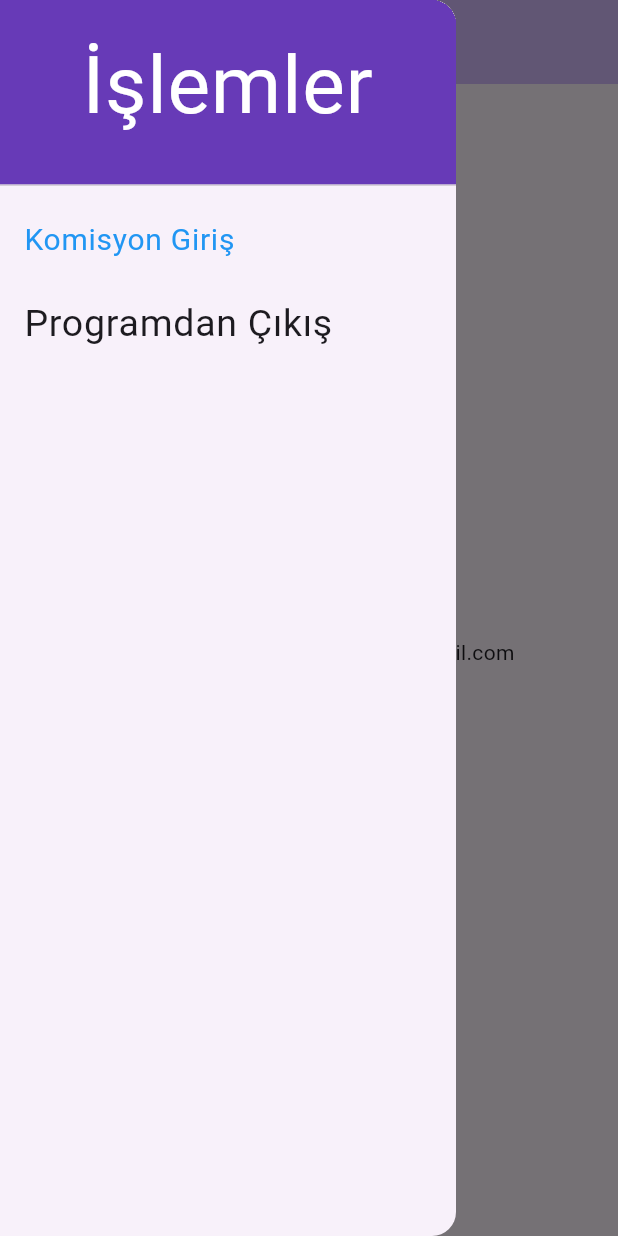
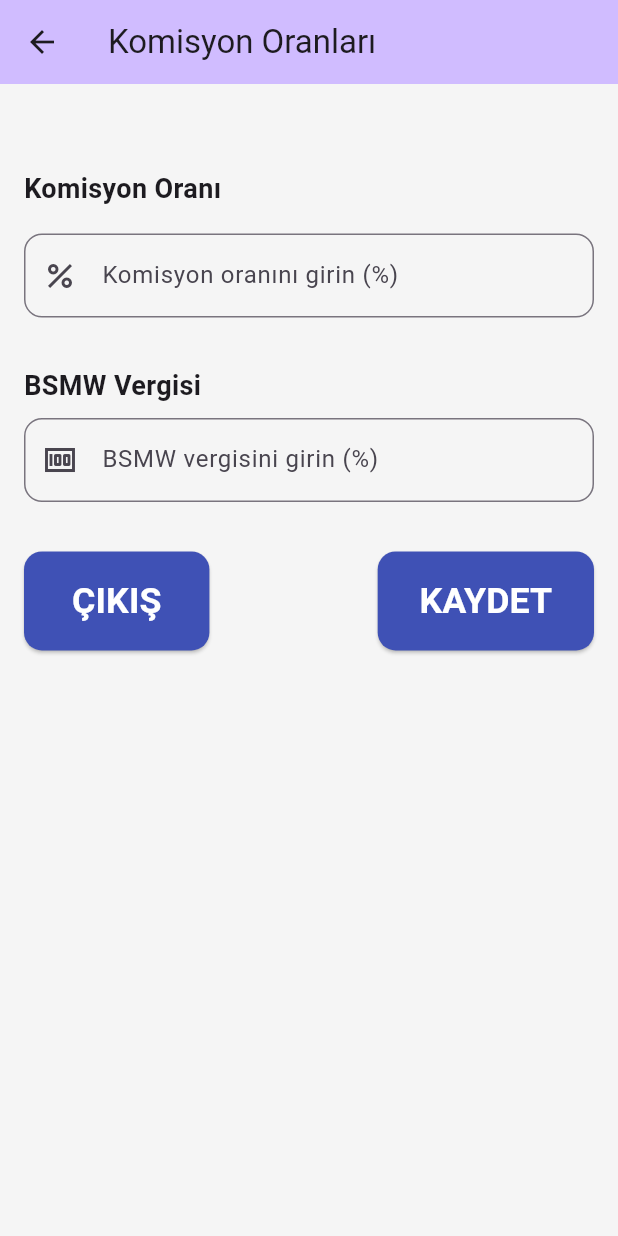
Before and after one commit to ozcakirh/miniborsacep, a Flutter app: the screen it shows after launch, in the side drawer, after a tap on "Komisyon Giriş", on a phone screen of 412 x 824 dp. Run offline on Flutter 3.47's test engine with Material 3 defaults, Android fonts, the phone set to English and light mode, and no system bars; our stand-ins replace sizer, sqflite; accounts and stored records are empty.

Commit message:
db ye kayıt

```diff
--- a/lib/main.dart
+++ b/lib/main.dart
@@ -2,6 +2,8 @@ import 'dart:io';
 
 import 'package:flutter/material.dart';
 import 'package:sizer/sizer.dart';
+
+import 'surecler/parametretanimlari.dart';
 
 void main() {
   //Brnch_ilkDemo : 17.01.2025 22:47
@@ -17,11 +19,17 @@ class MyApp extends StatelessWidget {
     return MaterialApp(
       title: 'Mini Borsa Cep',
       debugShowCheckedModeBanner: false, // Debug Yazısını Kaldırır.
+      // theme: ThemeData(
+      //   colorScheme: ColorScheme.fromSeed(seedColor: Colors.deepPurple),
+      //   useMaterial3: true,
+      // ),
       theme: ThemeData(
-        colorScheme: ColorScheme.fromSeed(seedColor: Colors.deepPurple),
-        useMaterial3: true,
+        primarySwatch: Colors.indigo,
+        scaffoldBackgroundColor: Colors.grey[100],
       ),
-      home: const MyHomePage(title: 'Mini Borsa Cep '),
+      home:
+          //CommissionAndTaxScreen(),
+          const MyHomePage(title: 'Mini Borsa Cep '),
     );
   }
 }
@@ -42,8 +50,10 @@ class _MyHomePageState extends State<MyHomePage> {
       child: Scaffold(
         appBar: AppBar(
           backgroundColor: Theme.of(context).colorScheme.inversePrimary,
+          //backgroundColor: Colors.indigo,
           title: Text(widget.title),
         ),
+
         drawer: Sizer(
           builder: (context, orientation, deviceType) {
             return const AnaMenuCanli();
@@ -73,69 +83,73 @@ class _MyHomePageState extends State<MyHomePage> {
   }
 }
 
-class AnaMenu extends StatelessWidget {
-  const AnaMenu({super.key});
+// class AnaMenu extends StatelessWidget {
+//   const AnaMenu({super.key});
 
-  @override
-  Widget build(BuildContext context) {
-    //return const Placeholder();
-    return Drawer(
-      child: ListView(
-        padding: EdgeInsets.zero,
-        children: [
-          SizedBox(
-            width: 10.w,
-            height: 16.h,
-            child: DrawerHeader(
-              //             EdgeInsetsGeometry? margin = const EdgeInsets.only(bottom: 8.0),
-              // EdgeInsetsGeometry padding = const EdgeInsets.fromLTRB(16.0, 16.0, 16.0, 8.0),
-              // Duration duration = const Duration(milliseconds: 250),
-              margin: const EdgeInsets.only(bottom: 8.0),
-              //padding: const EdgeInsets.fromLTRB(16.0, 16.0, 16.0, 8.0),
-              //padding: const EdgeInsets.fromLTRB(8.0, 8.0, 8.0, 20.0),
-              duration: const Duration(milliseconds: 250),
-              decoration: const BoxDecoration(
-                color: Colors.deepPurple, // Colors.blue,
-                shape: BoxShape.rectangle,
-              ),
-              child: Text(
-                'İşlemler',
-                textAlign: TextAlign.center,
-                style: TextStyle(fontSize: 30.sp, color: Colors.white),
-              ),
-            ),
-          ),
-          ListTile(
-            hoverColor: Colors.amber,
-            focusColor: Colors.red,
-            textColor: Colors.blue,
-            selectedColor: Colors.red,
-            mouseCursor: MouseCursor.defer,
-            autofocus: true,
-            title: const Text(
-              'Komisyon Giriş',
-              style: TextStyle(fontSize: 20),
-            ),
-            //subtitle: const Text('sub Komisyon Giriş'),
-            onTap: () {
-              // Update the state of the app.
-              // ...
-            },
-          ),
-          ListTile(
-            title: const Text(
-              'Programdan Çıkış',
-              style: TextStyle(fontSize: 25),
-            ),
-            onTap: () {
-              exit(0);
-            },
-          ),
-        ],
-      ),
-    );
-  }
-}
+//   @override
+//   Widget build(BuildContext context) {
+//     //return const Placeholder();
+//     return Drawer(
+//       child: ListView(
+//         padding: EdgeInsets.zero,
+//         children: [
+//           SizedBox(
+//             width: 10.w,
+//             height: 16.h,
+//             child: DrawerHeader(
+//               //             EdgeInsetsGeometry? margin = const EdgeInsets.only(bottom: 8.0),
+//               // EdgeInsetsGeometry padding = const EdgeInsets.fromLTRB(16.0, 16.0, 16.0, 8.0),
+//               // Duration duration = const Duration(milliseconds: 250),
+//               margin: const EdgeInsets.only(bottom: 8.0),
+//               //padding: const EdgeInsets.fromLTRB(16.0, 16.0, 16.0, 8.0),
+//               //padding: const EdgeInsets.fromLTRB(8.0, 8.0, 8.0, 20.0),
+//               duration: const Duration(milliseconds: 250),
+//               decoration: const BoxDecoration(
+//                 color: Colors.deepPurple, // Colors.blue,
+//                 shape: BoxShape.rectangle,
+//               ),
+//               child: Text(
+//                 'İşlemler',
+//                 textAlign: TextAlign.center,
+//                 style: TextStyle(fontSize: 30.sp, color: Colors.white),
+//               ),
+//             ),
+//           ),
+//           ListTile(
+//             hoverColor: Colors.amber,
+//             focusColor: Colors.red,
+//             textColor: Colors.blue,
+//             selectedColor: Colors.red,
+//             mouseCursor: MouseCursor.defer,
+//             autofocus: true,
+//             title: const Text(
+//               'Komisyon Giriş',
+//               style: TextStyle(fontSize: 20),
+//             ),
+//             //subtitle: const Text('sub Komisyon Giriş'),
+//             onTap: () {
+//               // Update the state of the app.
+//               // ...
+//               Navigator.push(
+//                   context,
+//                   MaterialPageRoute(
+//                       builder: (context) => const ParametreAyarlari()));
+//             },
+//           ),
+//           ListTile(
+//             title: const Text(
+//               'Programdan Çıkış',
+//               style: TextStyle(fontSize: 25),
+//             ),
+//             onTap: () {
+//               exit(0);
+//             },
+//           ),
+//         ],
+//       ),
+//     );
+//   }
+// }
 
 class AnaMenuCanli extends StatefulWidget {
   const AnaMenuCanli({super.key});
@@ -189,6 +203,17 @@ class _AnaMenuCanliState extends State<AnaMenuCanli> {
             onTap: () {
               // Update the state of the app.
               // ...
+
+              // Önce Menüyü Kapat
+              //Navigator.pop(context); // Yöntem - 1
+              Scaffold.of(context).closeDrawer(); // Yöntem - 2
+              //
+              Navigator.push(
+                  context,
+                  MaterialPageRoute(
+                      builder: (context) => const ParametreAyarlari(
+                            title: "Komisyon Oranları",
+                          )));
             },
           ),
           ListTile(
--- /dev/null
+++ b/lib/surecler/parametretanimlari.dart
@@ -0,0 +1,255 @@
+import 'package:flutter/material.dart';
+import 'package:sizer/sizer.dart';
+import 'package:sqflite/sqflite.dart';
+import 'package:path/path.dart';
+import 'package:flutter/services.dart';
+
+class ParametreAyarlari extends StatefulWidget {
+  const ParametreAyarlari({super.key, required this.title});
+
+  final String title;
+
+  @override
+  State<ParametreAyarlari> createState() => _ParametreAyarlariState();
+}
+
+class _ParametreAyarlariState extends State<ParametreAyarlari> {
+  //final TextEditingController _cntrlKomOran = TextEditingController();
+  final TextEditingController _cntrlKomOran = TextEditingController();
+  final TextEditingController _cntrlVergi = TextEditingController();
+
+  Database? _database;
+
+  @override
+  void initState() {
+    super.initState();
+    _initializeDatabase();
+  }
+
+  Future<void> _initializeDatabase() async {
+    final databasePath = await getDatabasesPath();
+    final path = join(databasePath, 'settings.db');
+
+    _database = await openDatabase(
+      path,
+      version: 1,
+      onCreate: (db, version) {
+        return db.execute(
+            'CREATE TABLE settings (id INTEGER PRIMARY KEY, commission REAL, bsmw REAL)');
+      },
+    );
+  }
+
+  Future<void> _saveData(BuildContext context) async {
+    final commission = double.tryParse(_cntrlKomOran.text) ?? 0.0;
+    final bsmw = double.tryParse(_cntrlVergi.text) ?? 0.0;
+
+    if (_database != null) {
+      await _database!.insert(
+        'settings',
+        {
+          'commission': commission,
+          'bsmw': bsmw,
+        },
+        conflictAlgorithm: ConflictAlgorithm.replace,
+      );
+
+      ScaffoldMessenger.of(context).showSnackBar(
+        const SnackBar(content: Text('Veriler başarıyla kaydedildi!')),
+      );
+    }
+  }
+
+  @override
+  void dispose() {
+    _cntrlKomOran.dispose();
+    _cntrlVergi.dispose();
+    _database?.close();
+    super.dispose();
+  }
+
+  @override
+  Widget build(BuildContext context) {
+    //return const Placeholder();
+    return SafeArea(
+      child: Scaffold(
+        appBar: AppBar(
+          backgroundColor: Theme.of(context).colorScheme.inversePrimary,
+          title: Text(widget.title),
+        ),
+        // drawer: Sizer(
+        //   builder: (context, orientation, deviceType) {
+        //     return const AnaMenuCanli();
+        //   },
+        // ),
+        body: Padding(
+          padding: const EdgeInsets.all(16.0),
+          child: Column(
+            crossAxisAlignment: CrossAxisAlignment.start,
+            children: [
+              SizedBox(
+                height: 5.h,
+              ),
+              const Text(
+                'Komisyon Oranı',
+                style: TextStyle(
+                  fontSize: 18,
+                  fontWeight: FontWeight.bold,
+                ),
+              ),
+              SizedBox(height: 2.h),
+              TextField(
+                controller: _cntrlKomOran,
+                keyboardType: TextInputType.number,
+                inputFormatters: [
+                  FilteringTextInputFormatter.allow(
+                      RegExp(r'^[0-9]+(\.[0-9]{0,2})?')),
+                ],
+                decoration: InputDecoration(
+                  border: OutlineInputBorder(
+                    borderRadius: BorderRadius.circular(12),
+                  ),
+                  hintText: 'Komisyon oranını girin (%)',
+                  prefixIcon: const Icon(Icons.percent),
+                ),
+              ),
+              SizedBox(height: 4.h),
+              const Text(
+                'BSMW Vergisi',
+                style: TextStyle(
+                  fontSize: 18,
+                  fontWeight: FontWeight.bold,
+                ),
+              ),
+              const SizedBox(height: 8),
+              TextField(
+                controller: _cntrlVergi,
+                keyboardType: TextInputType.number,
+                inputFormatters: [
+                  FilteringTextInputFormatter.allow(
+                      RegExp(r'^[0-9]+(\.[0-9]{0,2})?')),
+                ],
+                decoration: InputDecoration(
+                  border: OutlineInputBorder(
+                    borderRadius: BorderRadius.circular(12),
+                  ),
+                  hintText: 'BSMW vergisini girin (%)',
+                  prefixIcon: Icon(Icons.money),
+                ),
+              ),
+              //const Spacer(),
+              SizedBox(height: 4.h),
+
+              Row(
+                mainAxisAlignment: MainAxisAlignment.center,
+                children: [
+                  SizedBox(
+                    width: 30.w, //double.infinity,
+                    child: ElevatedButton(
+                      onPressed: () {
+                        // Add save functionality
+                      },
+                      style: ElevatedButton.styleFrom(
+                        backgroundColor: Colors.indigo,
+                        shape: RoundedRectangleBorder(
+                          borderRadius: BorderRadius.circular(12),
+                        ),
+                        padding: const EdgeInsets.symmetric(vertical: 16),
+                      ),
+                      child: Text(
+                        'ÇIKIŞ',
+                        style: TextStyle(
+                            fontSize: 20.sp,
+                            fontWeight: FontWeight.bold,
+                            color: Colors.white),
+                      ),
+                    ),
+                  ),
+                  SizedBox(
+                    height: 3.h,
+                  ),
+                  const Spacer(),
+                  SizedBox(
+                    width: 35.w, //double.infinity,
+                    child: ElevatedButton(
+                      // onPressed: () {
+                      //   // Add save functionality
+                      //   _saveData;
+                      // },
+                      onPressed: () => _saveData(context),
+                      style: ElevatedButton.styleFrom(
+                        backgroundColor: Colors.indigo,
+                        shape: RoundedRectangleBorder(
+                          borderRadius: BorderRadius.circular(12),
+                        ),
+                        padding: const EdgeInsets.symmetric(vertical: 16),
+                      ),
+                      child: Text(
+                        'KAYDET',
+                        style: TextStyle(
+                            fontSize: 20.sp,
+                            fontWeight: FontWeight.bold,
+                            color: Colors.white),
+                      ),
+                    ),
+                  ),
+                ],
+              ),
+            ],
+          ),
+        ),
+
+        //  Center(
+        //   child: Column(
+        //     mainAxisAlignment: MainAxisAlignment.center,
+        //     //crossAxisAlignment: CrossAxisAlignment.center,
+        //     children: [
+        //       Row(
+        //         mainAxisAlignment: MainAxisAlignment.center,
+        //         children: [
+        //           SizedBox(
+        //             width: 2.w,
+        //           ),
+        //           SizedBox(
+        //             width: 40.w,
+        //             child: Text(
+        //               "Komisyon Oranı : ",
+        //               style: TextStyle(
+        //                   fontSize: 16.sp, fontWeight: FontWeight.bold),
+        //             ),
+        //           ),
+        //           SizedBox(
+        //             width: 30.w,
+        //             child: TextField(
+        //               controller: _cntrlKomOran,
+        //               decoration: const InputDecoration(
+        //                 labelText: 'Komisyon Oranı Yazınız. 0,002 gibi',
+        //                 border: OutlineInputBorder(),
+        //               ),
+        //               keyboardType: TextInputType.number,
+        //               onChanged: (value) {
+        //                 //
+        //               },
+        //               onSubmitted: (value) {
+        //                 //
+        //               },
+        //             ),
+        //           ),
+        //         ],
+        //       ),
+        //       SizedBox(
+        //         height: 1.h,
+        //       ),
+        //       ElevatedButton(
+        //         onPressed: () {
+        //           debugPrint("Tıklandı - Kaydet");
+        //         },
+        //         child: const Text("KAYDET"),
+        //       ),
+        //     ],
+        //   ),
+        // ),
+      ),
+    );
+  }
+}
--- a/pubspec.yaml
+++ b/pubspec.yaml
@@ -36,6 +36,8 @@ dependencies:
   # Use with the CupertinoIcons class for iOS style icons.
   cupertino_icons: ^1.0.8
   sizer: ^3.0.4
+  sqflite: ^2.4.1
+  path: ^1.9.0
 
 dev_dependencies:
   flutter_test:
```
Also changed, not shown: lib/surecler/CommissionAndTaxScreen.dart (added, +88 -0 lines), pubspec.lock, 1 other file.
